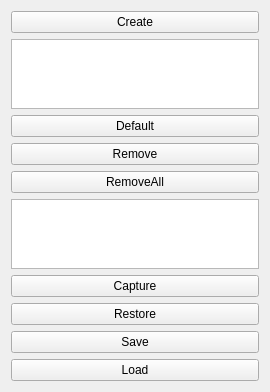
The window that Modular1/QModularManagerWidget.ui (djeemie2000/SynthPlayground) describes before a commit, drawn with Qt 5.
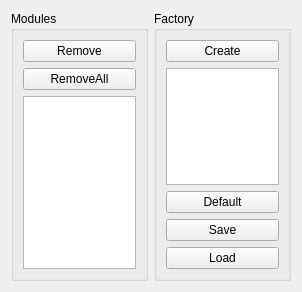
The same window after the commit.

Commit message: Modular: Gui: reworked factory layout

Diff of the .ui file:
```diff
--- a/Modular1/QModularManagerWidget.ui
+++ b/Modular1/QModularManagerWidget.ui
@@ -6,14 +6,50 @@
    <rect>
     <x>0</x>
     <y>0</y>
-    <width>270</width>
-    <height>357</height>
+    <width>302</width>
+    <height>292</height>
    </rect>
   </property>
   <property name="windowTitle">
    <string>Form</string>
   </property>
-  <layout class="QVBoxLayout" name="verticalLayout">
+  <layout class="QHBoxLayout" name="horizontalLayout">
+   <item>
+    <widget class="QGroupBox" name="groupBox_Modules">
+     <property name="title">
+      <string>Modules</string>
+     </property>
+     <layout class="QVBoxLayout" name="verticalLayout_3">
+      <item>
+       <widget class="QPushButton" name="pushButton_Remove">
+        <property name="text">
+         <string>Remove</string>
+        </property>
+       </widget>
+      </item>
+      <item>
+       <widget class="QPushButton" name="pushButton_RemoveAll">
+        <property name="text">
+         <string>RemoveAll</string>
+        </property>
+       </widget>
+      </item>
+      <item>
+       <widget class="QListWidget" name="listWidget_ModuleNames">
+        <property name="selectionMode">
+         <enum>QAbstractItemView::MultiSelection</enum>
+        </property>
+       </widget>
+      </item>
+     </layout>
+    </widget>
+   </item>
+   <item>
+    <widget class="QGroupBox" name="groupBox_Factory">
+     <property name="title">
+      <string>Factory</string>
+     </property>
+     <layout class="QVBoxLayout" name="verticalLayout_2">
    <item>
     <widget class="QPushButton" name="pushButton_Create">
      <property name="text">
@@ -31,37 +67,6 @@
      </property>
     </widget>
    </item>
-   <item>
-    <widget class="QPushButton" name="pushButton_Remove">
-     <property name="text">
-      <string>Remove</string>
-     </property>
-    </widget>
-   </item>
-   <item>
-    <widget class="QPushButton" name="pushButton_RemoveAll">
-     <property name="text">
-      <string>RemoveAll</string>
-     </property>
-    </widget>
-   </item>
-   <item>
-    <widget class="QListWidget" name="listWidget_ModuleNames"/>
-   </item>
-   <item>
-    <widget class="QPushButton" name="pushButton_Capture">
-     <property name="text">
-      <string>Capture</string>
-     </property>
-    </widget>
-   </item>
-   <item>
-    <widget class="QPushButton" name="pushButton_Restore">
-     <property name="text">
-      <string>Restore</string>
-     </property>
-    </widget>
-   </item>
    <item>
     <widget class="QPushButton" name="pushButton_Save">
      <property name="text">
@@ -74,6 +79,9 @@
      <property name="text">
       <string>Load</string>
      </property>
+       </widget>
+      </item>
+     </layout>
     </widget>
    </item>
   </layout>
```
Lines whose indentation alone changed are shown as unchanged.
